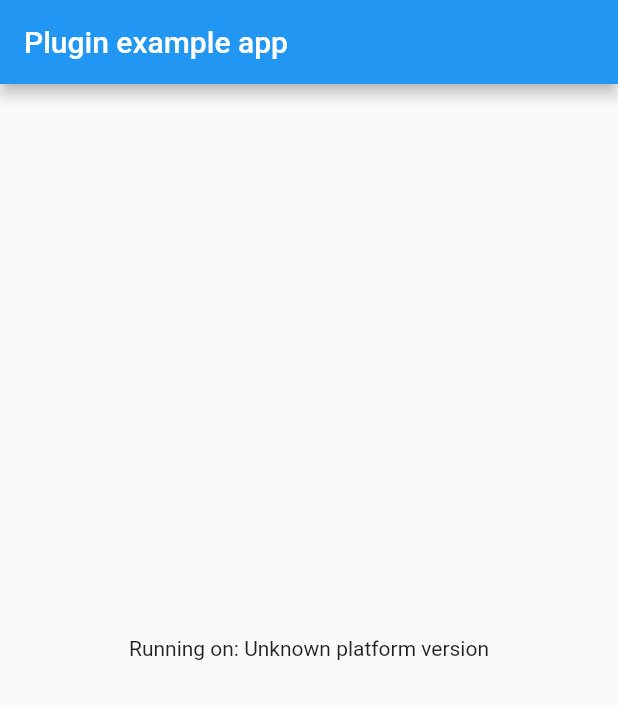
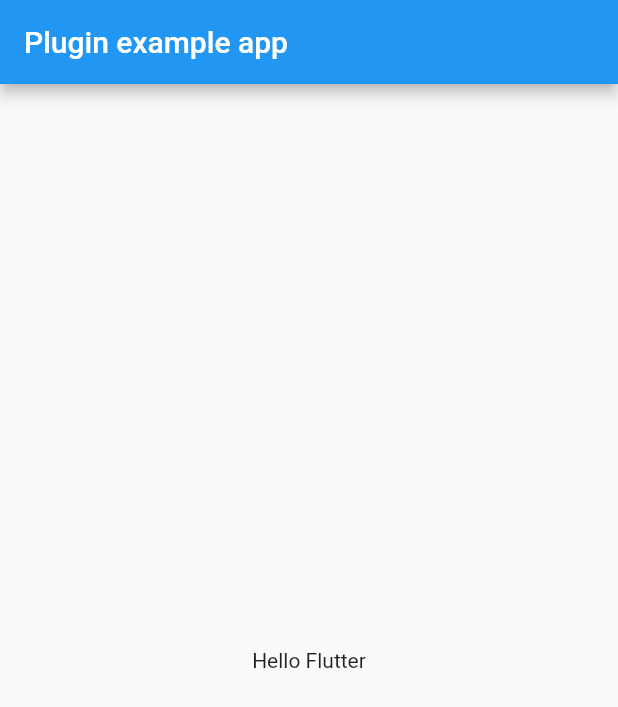
Before and after one commit to dev-hann/flutter_app_indicator, a Flutter app: the screen it shows after launch, on a phone screen of 412 x 824 dp. Shown: the top 707 px of the screen. Run offline on Flutter 3.47's test engine with Material 2 defaults, Android fonts, the light colour scheme and no system bars.

Commit message:
write linux cc

```diff
--- a/example/lib/main.dart
+++ b/example/lib/main.dart
@@ -1,7 +1,5 @@
 import 'package:flutter/material.dart';
-import 'dart:async';
 
-import 'package:flutter/services.dart';
 import 'package:flutter_app_indicator/flutter_app_indicator.dart';
 
 void main() {
@@ -16,34 +14,16 @@ class MyApp extends StatefulWidget {
 }
 
 class _MyAppState extends State<MyApp> {
-  String _platformVersion = 'Unknown';
-
+  final FlutterAppIndicator _indicator = FlutterAppIndicator();
   @override
   void initState() {
     super.initState();
-    initPlatformState();
-  }
-
-  // Platform messages are asynchronous, so we initialize in an async method.
-  Future<void> initPlatformState() async {
-    String platformVersion;
-    // Platform messages may fail, so we use a try/catch PlatformException.
-    // We also handle the message potentially returning null.
-    try {
-      platformVersion =
-          await FlutterAppIndicator.platformVersion ?? 'Unknown platform version';
-    } on PlatformException {
-      platformVersion = 'Failed to get platform version.';
-    }
-
-    // If the widget was removed from the tree while the asynchronous platform
-    // message was in flight, we want to discard the reply rather than calling
-    // setState to update our non-existent appearance.
-    if (!mounted) return;
-
-    setState(() {
-      _platformVersion = platformVersion;
-    });
+    _indicator.init(
+      title: "TestTitle",
+      label: "TestLabel",
+      iconPath: "assets/sleep.png",
+      menuList: [],
+    );
   }
 
   @override
@@ -54,7 +34,7 @@ class _MyAppState extends State<MyApp> {
           title: const Text('Plugin example app'),
         ),
         body: Center(
-          child: Text('Running on: $_platformVersion\n'),
+          child: Text('Hello Flutter'),
         ),
       ),
     );
--- a/example/pubspec.yaml
+++ b/example/pubspec.yaml
@@ -53,9 +53,8 @@ flutter:
   uses-material-design: true
 
   # To add assets to your application, add an assets section, like this:
-  # assets:
-  #   - images/a_dot_burr.jpeg
-  #   - images/a_dot_ham.jpeg
+  assets:
+    - assets/
 
   # An image asset can refer to one or more resolution-specific "variants", see
   # https://flutter.dev/assets-and-images/#resolution-aware.
--- a/lib/flutter_app_indicator.dart
+++ b/lib/flutter_app_indicator.dart
@@ -1,13 +1,73 @@
-
 import 'dart:async';
+import 'dart:io';
 
 import 'package:flutter/services.dart';
+import 'package:path/path.dart';
+
+const _channelKey = 'flutter_app_indicator';
+
+const _initKey = 'init';
+const _iconKey = 'icon';
+const _labelKey = 'label';
+const _titleKey = 'title';
+const _menuKey = 'menu';
 
 class FlutterAppIndicator {
-  static const MethodChannel _channel = MethodChannel('flutter_app_indicator');
+  static final FlutterAppIndicator _instance = FlutterAppIndicator._internal();
+  factory FlutterAppIndicator() {
+    return _instance;
+  }
+  FlutterAppIndicator._internal();
 
-  static Future<String?> get platformVersion async {
-    final String? version = await _channel.invokeMethod('getPlatformVersion');
-    return version;
+  final MethodChannel _channel = const MethodChannel(_channelKey);
+
+  Future init({
+    required String title,
+    required String iconPath,
+    required String label,
+    required List menuList,
+  }) async {
+    print(_fullPath(iconPath));
+    print(label);
+    final _res = await _channel.invokeMethod(
+      _initKey,
+      {
+        'title': title,
+        'iconPath': _fullPath(iconPath),
+        'label': label,
+        'menuList': {},
+      },
+    );
+    print(_res);
+  }
+
+  Future setIcon(String iconPath) async {
+    _channel.invokeMethod(_iconKey, {
+      'iconPath': iconPath,
+    });
+  }
+
+  Future setLabel(String label) async {
+    _channel.invokeMethod(_labelKey, {
+      'label': label,
+    });
+  }
+
+  Future setTitle(String title) async {
+    _channel.invokeMethod(_titleKey, {
+      'title': title,
+    });
+  }
+
+  Future setMenu(List menuList) async {
+    _channel.invokeMethod(_menuKey, {'menuList': {}});
+  }
+
+  String _fullPath(String path) {
+    return joinAll([
+      dirname(Platform.resolvedExecutable),
+      'data/flutter_assets/',
+      path,
+    ]);
   }
 }
```
Also changed, not shown: pubspec.yaml (+1 -41 lines), example/assets/app_icon.png (added), example/assets/sleep.png (added), 5 other files.
